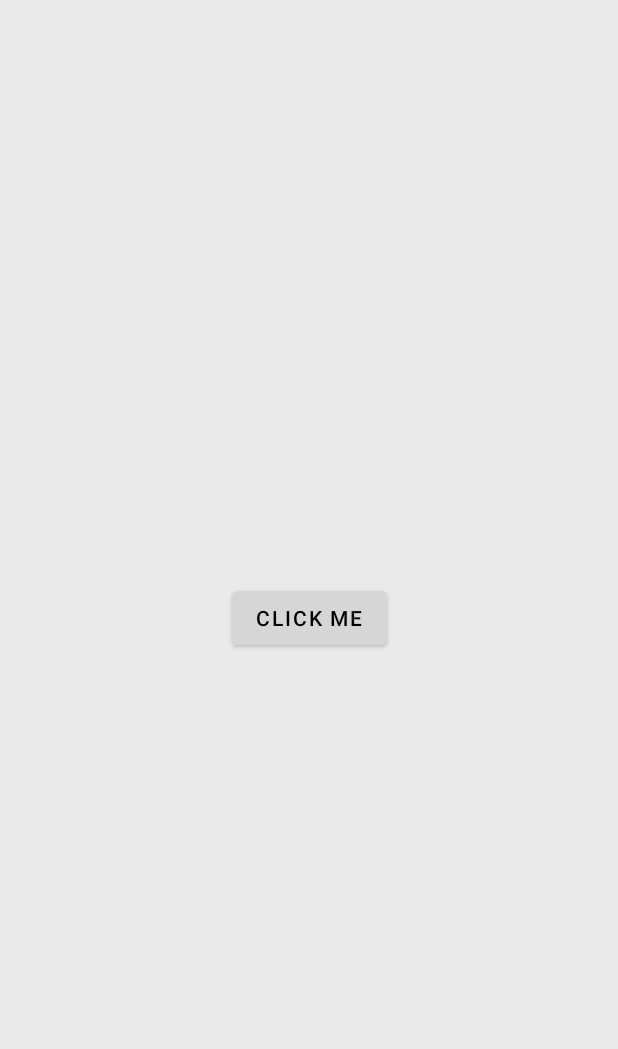
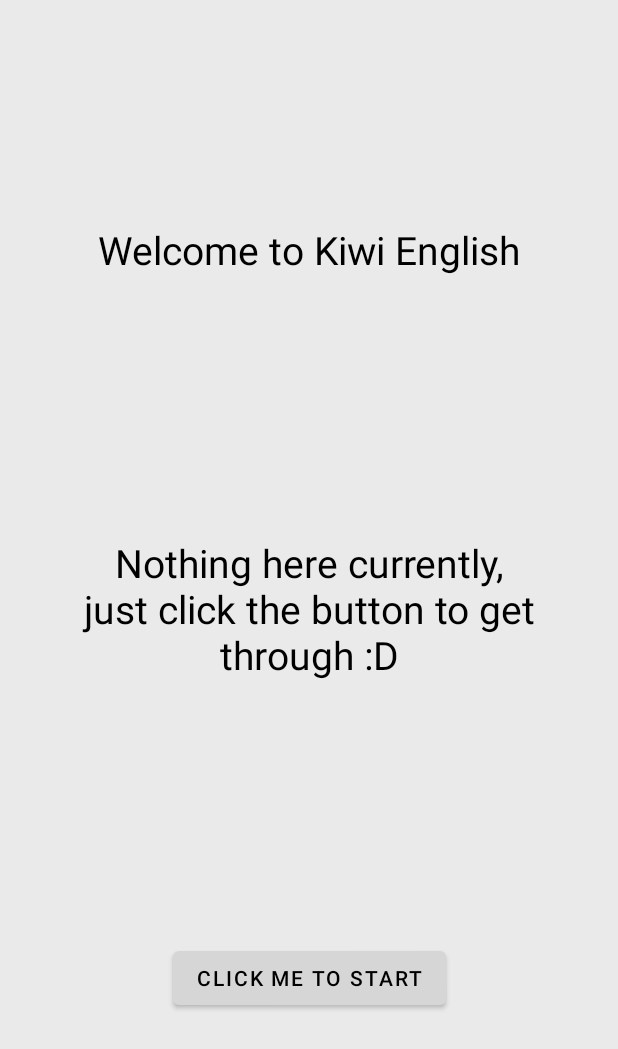
Before and after one commit to deethesaint/kiwi_english, an Android app: the TutorialActivity screen opened directly, with no data from a screen before it, on a phone screen of 412 x 824 dp. Shown: the top 1049 px of the screen. Run offline under Robolectric (Android 15) with nearby library versions, the phone set to English and light mode, and no system bars; libraries missing offline, so code that uses them is left out: io.realm.

Commit message:
tutorial fixed

```diff
--- a/app/src/main/java/com/example/kiwienglish/TutorialActivity.java
+++ b/app/src/main/java/com/example/kiwienglish/TutorialActivity.java
@@ -31,6 +31,7 @@ public class TutorialActivity extends AppCompatActivity {
                 account.setNew(false);
                 realm.commitTransaction();
                 Intent intent = new Intent(TutorialActivity.this, MenuActivity.class);
+                startActivity(intent);
             }
         });
 
--- a/app/src/main/res/layout/activity_tutorial.xml
+++ b/app/src/main/res/layout/activity_tutorial.xml
@@ -6,14 +6,38 @@
     android:layout_height="match_parent"
     tools:context=".TutorialActivity">
 
-    <Button
-        android:id="@+id/tutorial_btn"
+    <TextView
+        android:id="@+id/tutorial_tv1"
         android:layout_width="wrap_content"
         android:layout_height="wrap_content"
         app:layout_constraintTop_toTopOf="parent"
         app:layout_constraintLeft_toLeftOf="parent"
         app:layout_constraintRight_toRightOf="parent"
+        app:layout_constraintBottom_toTopOf="@id/tutorial_tv2"
+        android:text="Welcome to Kiwi English"
+        android:textSize="26sp"/>
+
+    <TextView
+        android:id="@+id/tutorial_tv2"
+        android:layout_width="wrap_content"
+        android:layout_height="wrap_content"
+        app:layout_constraintTop_toBottomOf="@id/tutorial_tv1"
+        app:layout_constraintLeft_toLeftOf="parent"
+        app:layout_constraintRight_toRightOf="parent"
+        app:layout_constraintBottom_toTopOf="@id/tutorial_btn"
+        android:text="Nothing here currently, just click the button to get through :D"
+        android:textSize="26sp"
+        android:padding="25dp"
+        android:textAlignment="center"/>
+
+    <Button
+        android:id="@+id/tutorial_btn"
+        android:layout_width="wrap_content"
+        android:layout_height="wrap_content"
+        app:layout_constraintTop_toBottomOf="@id/tutorial_tv2"
+        app:layout_constraintLeft_toLeftOf="parent"
+        app:layout_constraintRight_toRightOf="parent"
         app:layout_constraintBottom_toBottomOf="parent"
-        android:text="CLICK ME"/>
+        android:text="CLICK ME TO START"/>
 
 </androidx.constraintlayout.widget.ConstraintLayout>
```
